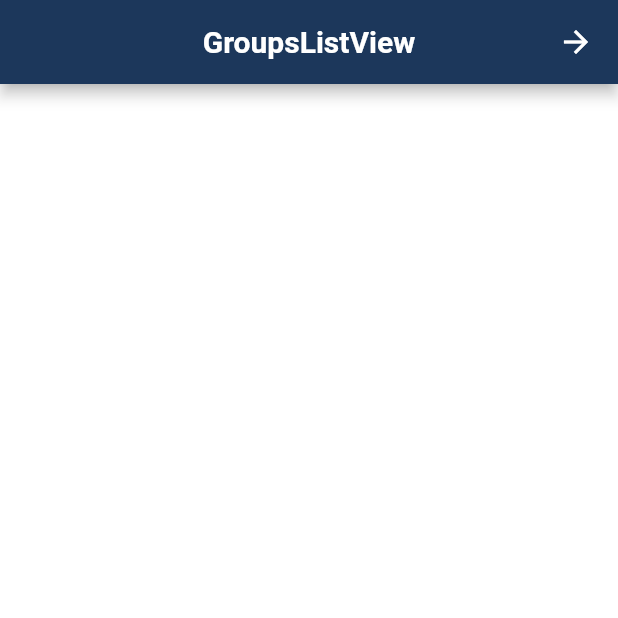
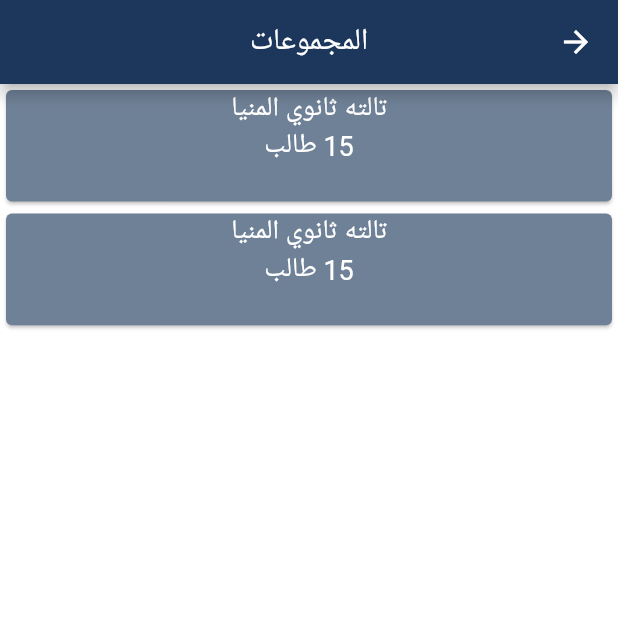
Before and after one commit to Osama-creator/bio, a Flutter app: the GroupsListView screen opened by its route, on a phone screen of 412 x 824 dp, the top half of it. Run offline on Flutter 3.47's test engine with Material 2 defaults, Android fonts, the phone set to English and light mode, and no system bars; our stand-ins replace firebase_core, get, google_fonts; accounts and stored records are empty; Roboto replaces fonts that are missing (Cairo).

Commit message:
init page ui for groups list

```diff
--- a/lib/app/modules/groups_list/views/groups_list_view.dart
+++ b/lib/app/modules/groups_list/views/groups_list_view.dart
@@ -1,3 +1,4 @@
+import 'package:bio/config/utils/colors.dart';
 import 'package:flutter/material.dart';
 
 import 'package:get/get.dart';
@@ -10,14 +11,26 @@ class GroupsListView extends GetView<GroupsListController> {
   Widget build(BuildContext context) {
     return Scaffold(
       appBar: AppBar(
-        title: const Text('GroupsListView'),
+        title: Text(
+          'المجموعات',
+          style: context.textTheme.headline6,
+        ),
         centerTitle: true,
       ),
-      body: Center(
-        child: Text(
-          'GroupsListView is working',
-          style: TextStyle(fontSize: 20),
-        ),
+      body: ListView.builder(
+        itemCount: 2,
+        itemBuilder: (context, index) {
+          return SizedBox(
+            height: context.height * 0.1,
+            width: context.width * 0.8,
+            child: Card(
+              color: AppColors.grey,
+              child: Column(
+                children: const [Text("تالته ثانوي المنيا"), Text("15 طالب")],
+              ),
+            ),
+          );
+        },
       ),
     );
   }
--- a/lib/app/routes/app_pages.dart
+++ b/lib/app/routes/app_pages.dart
@@ -10,7 +10,7 @@ part 'app_routes.dart';
 class AppPages {
   AppPages._();
 
-  static const INITIAL = Routes.HOME;
+  static const INITIAL = Routes.GROUPS_LIST;
 
   static final routes = [
     GetPage(
--- a/lib/config/theme/light_theme.dart
+++ b/lib/config/theme/light_theme.dart
@@ -45,7 +45,7 @@ ThemeData getThemDataLight() => ThemeData(
               color: AppColors.white),
           headline6: GoogleFonts.cairo(
               fontSize: 20.0,
-              fontWeight: FontWeight.bold,
+              fontWeight: FontWeight.normal,
               color: AppColors.white),
           bodyText1: GoogleFonts.cairo(fontSize: 20, color: AppColors.white),
           bodyText2: GoogleFonts.cairo(fontSize: 18, color: AppColors.white),
--- a/lib/config/utils/colors.dart
+++ b/lib/config/utils/colors.dart
@@ -3,6 +3,7 @@ import 'package:flutter/material.dart';
 
 class AppColors {
   static const primary = Color(0xFF1C375B);
+  static const grey = Color(0xFF6f8197);
   static const black = Color.fromARGB(255, 0, 0, 0);
   static const white = Color.fromARGB(255, 255, 255, 255);
 }
```
